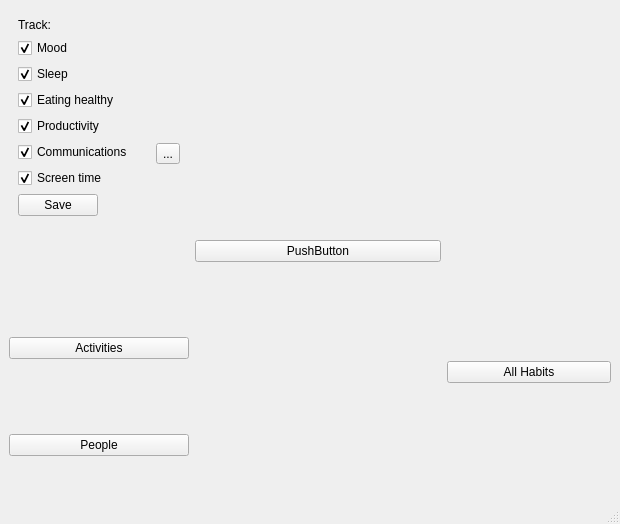
Above: Code/PaperFriend/mainwindow.ui from RomainPuech/Paper-Friend before the change. Below: the same form after it.
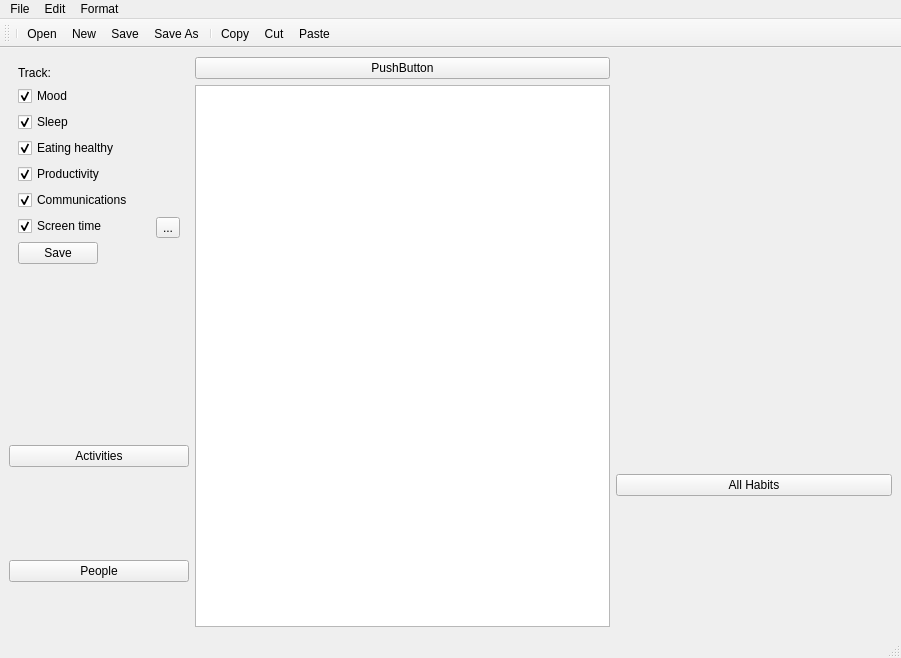
That is the form after the change. Icons and pictures are not drawn.

Commit message: Create New TextEditor UI in Mainwindow

Patch:
```diff
--- a/Code/PaperFriend/mainwindow.ui
+++ b/Code/PaperFriend/mainwindow.ui
@@ -6,8 +6,8 @@
    <rect>
     <x>0</x>
     <y>0</y>
-    <width>620</width>
-    <height>524</height>
+    <width>901</width>
+    <height>658</height>
    </rect>
   </property>
   <property name="windowTitle">
@@ -214,7 +214,7 @@
      </layout>
     </item>
     <item>
-     <layout class="QVBoxLayout" name="main_frame" stretch="0">
+     <layout class="QVBoxLayout" name="main_frame" stretch="0,0">
       <property name="spacing">
        <number>6</number>
       </property>
@@ -225,6 +225,9 @@
         </property>
        </widget>
       </item>
+      <item>
+       <widget class="QTextEdit" name="textEdit"/>
+      </item>
      </layout>
     </item>
     <item>
@@ -281,12 +284,142 @@
     <rect>
      <x>0</x>
      <y>0</y>
-     <width>620</width>
+     <width>901</width>
      <height>22</height>
     </rect>
    </property>
+   <widget class="QMenu" name="menuFile">
+    <property name="title">
+     <string>File</string>
+    </property>
+    <addaction name="action_New"/>
+    <addaction name="action_Open"/>
+    <addaction name="separator"/>
+    <addaction name="action_Save"/>
+    <addaction name="action_SaveAs"/>
+   </widget>
+   <widget class="QMenu" name="menuEdit">
+    <property name="title">
+     <string>Edit</string>
+    </property>
+    <addaction name="action_Copy"/>
+    <addaction name="action_Cut"/>
+    <addaction name="action_Paste"/>
+    <addaction name="separator"/>
+   </widget>
+   <widget class="QMenu" name="menuFormat">
+    <property name="title">
+     <string>Format</string>
+    </property>
+   </widget>
+   <addaction name="menuFile"/>
+   <addaction name="menuEdit"/>
+   <addaction name="menuFormat"/>
   </widget>
   <widget class="QStatusBar" name="statusbar"/>
+  <widget class="QToolBar" name="toolBar">
+   <property name="windowTitle">
+    <string>toolBar</string>
+   </property>
+   <attribute name="toolBarArea">
+    <enum>TopToolBarArea</enum>
+   </attribute>
+   <attribute name="toolBarBreak">
+    <bool>false</bool>
+   </attribute>
+   <addaction name="separator"/>
+   <addaction name="action_Open"/>
+   <addaction name="action_New"/>
+   <addaction name="action_Save"/>
+   <addaction name="action_SaveAs"/>
+   <addaction name="separator"/>
+   <addaction name="action_Copy"/>
+   <addaction name="action_Cut"/>
+   <addaction name="action_Paste"/>
+  </widget>
+  <action name="action_Open">
+   <property name="icon">
+    <iconset resource="myresources.qrc">
+     <normaloff>:/pictures/rsc/open.png</normaloff>:/pictures/rsc/open.png</iconset>
+   </property>
+   <property name="text">
+    <string>Open</string>
+   </property>
+  </action>
+  <action name="action_New">
+   <property name="icon">
+    <iconset resource="myresources.qrc">
+     <normaloff>:/pictures/rsc/new.png</normaloff>:/pictures/rsc/new.png</iconset>
+   </property>
+   <property name="text">
+    <string>New</string>
+   </property>
+  </action>
+  <action name="action_Save">
+   <property name="icon">
+    <iconset resource="myresources.qrc">
+     <normaloff>:/pictures/rsc/save.png</normaloff>:/pictures/rsc/save.png</iconset>
+   </property>
+   <property name="text">
+    <string>Save</string>
+   </property>
+  </action>
+  <action name="action_SaveAs">
+   <property name="icon">
+    <iconset resource="myresources.qrc">
+     <normaloff>:/pictures/rsc/saveas.png</normaloff>:/pictures/rsc/saveas.png</iconset>
+   </property>
+   <property name="text">
+    <string>Save As</string>
+   </property>
+  </action>
+  <action name="action_Copy">
+   <property name="icon">
+    <iconset resource="myresources.qrc">
+     <normaloff>:/pictures/rsc/copy.png</normaloff>:/pictures/rsc/copy.png</iconset>
+   </property>
+   <property name="text">
+    <string>Copy</string>
+   </property>
+  </action>
+  <action name="action_Cut">
+   <property name="icon">
+    <iconset resource="myresources.qrc">
+     <normaloff>:/pictures/rsc/cut.png</normaloff>:/pictures/rsc/cut.png</iconset>
+   </property>
+   <property name="text">
+    <string>Cut</string>
+   </property>
+  </action>
+  <action name="action_Paste">
+   <property name="icon">
+    <iconset resource="myresources.qrc">
+     <normaloff>:/pictures/rsc/paste.png</normaloff>:/pictures/rsc/paste.png</iconset>
+   </property>
+   <property name="text">
+    <string>Paste</string>
+   </property>
+  </action>
+  <action name="actionNew">
+   <property name="text">
+    <string>New</string>
+   </property>
+  </action>
+  <action name="actionSave">
+   <property name="text">
+    <string>Open</string>
+   </property>
+  </action>
+  <action name="actionSave_2">
+   <property name="text">
+    <string>Save</string>
+   </property>
+  </action>
+  <action name="actionSaveAs">
+   <property name="text">
+    <string>Save As</string>
+   </property>
+  </action>
  </widget>
  <resources/>
  <connections/>
```
Left out of the diff: 6 changed lines with no effect on the pictures. The commit also changes 1 other file.
